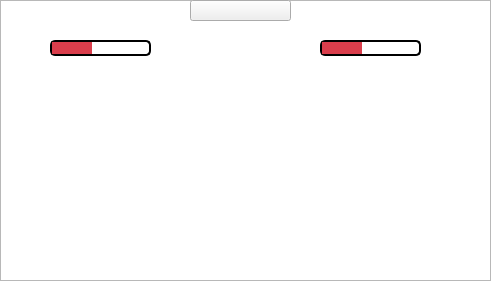
First picture: the form in fighterguy/mainwindow.ui, repository whunt1965/EC535_Final_Project, before the edit.
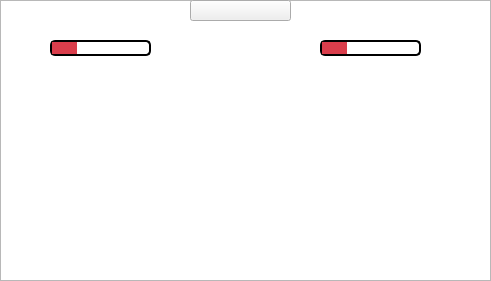
Second picture: the form after the edit. The open tabs and pages were chosen to show the change. Icons and pictures are not drawn.

Commit message: Updated scale on health bars

Diff of the .ui file:
```diff
--- a/fighterguy/mainwindow.ui
+++ b/fighterguy/mainwindow.ui
@@ -475,7 +475,7 @@
 
 QProgressBar::chunk {
 	background-color: rgb(218, 62, 76);
-    width: 20px;
+    width: 5px;
 }</string>
       </property>
       <property name="value">
@@ -505,7 +505,7 @@
 
 QProgressBar::chunk {
 	background-color: rgb(218, 62, 76);
-    width: 20px;
+    width: 5px;
 }</string>
       </property>
       <property name="value">
```
The commit also changes 1 other file.
